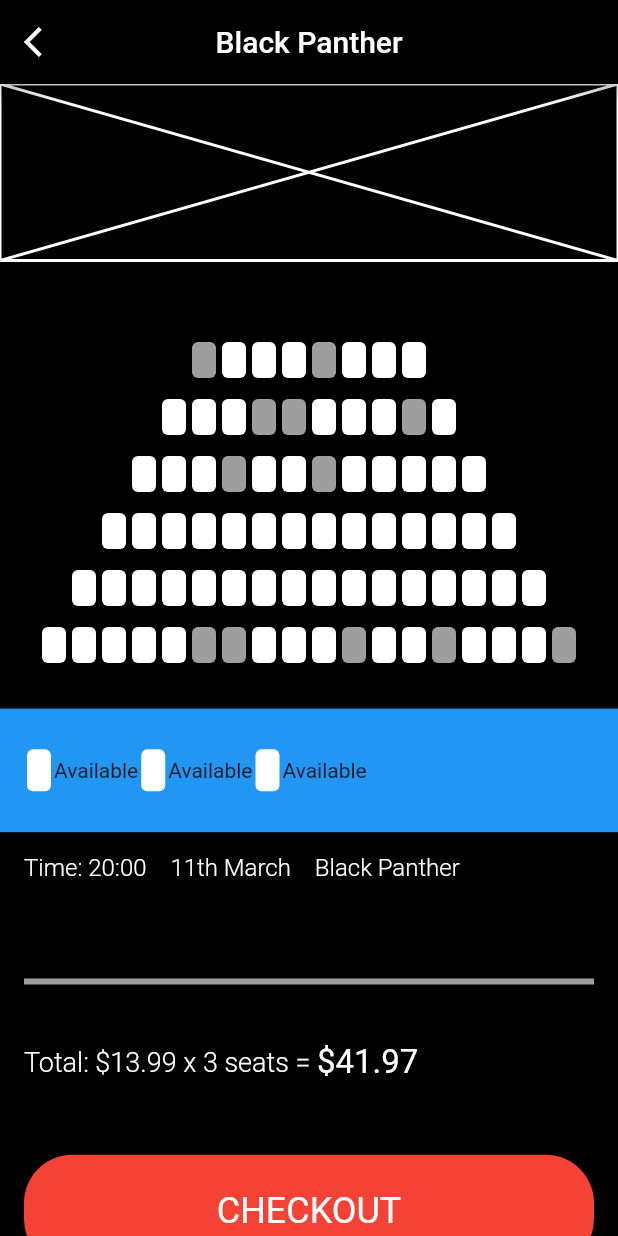
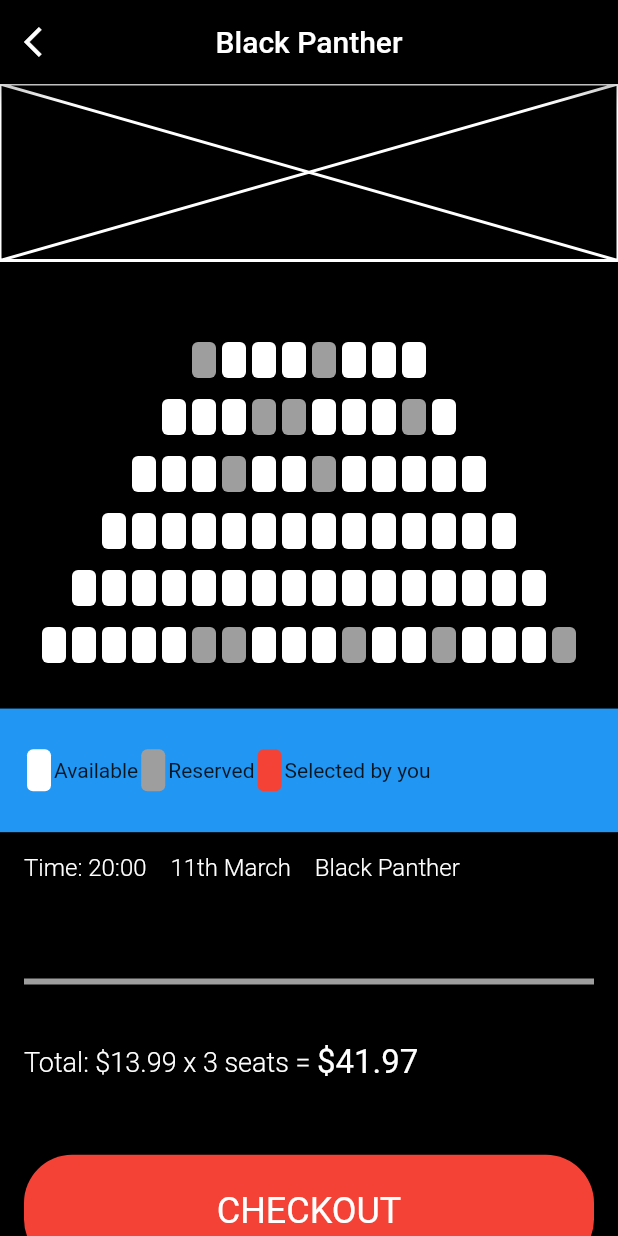
Before and after one commit to JAICHANGPARK/flutter_notebook_8th_story, a Flutter app: the screen it shows after launch, on a phone screen of 412 x 824 dp. Run offline on Flutter 3.47's test engine with Material 2 defaults, Android fonts, the phone set to English and light mode, and no system bars; our stand-ins replace badges, flutter_hooks, google_fonts, hooks_riverpod, state_notifier.

Commit message:
Update cinema_app.dart

```diff
--- a/lib/ep574_cinema_app/cinema_app.dart
+++ b/lib/ep574_cinema_app/cinema_app.dart
@@ -283,19 +283,19 @@ class _ReservePageState extends State<ReservePage> {
                       height: 28,
                       width: 16,
                       decoration: BoxDecoration(
-                          color: Colors.white,
+                          color: Colors.grey,
                           borderRadius: BorderRadius.circular(4)),
                     ),
-                    Text("Available"),
+                    Text("Reserved"),
                     Container(
                       margin: EdgeInsets.fromLTRB(2,4,2,4),
                       height: 28,
                       width: 16,
                       decoration: BoxDecoration(
-                          color: Colors.white,
+                          color: Colors.red,
                           borderRadius: BorderRadius.circular(4)),
                     ),
-                    Text("Available"),
+                    Text("Selected by you"),
                   ],
                 )),
             Container(
```
